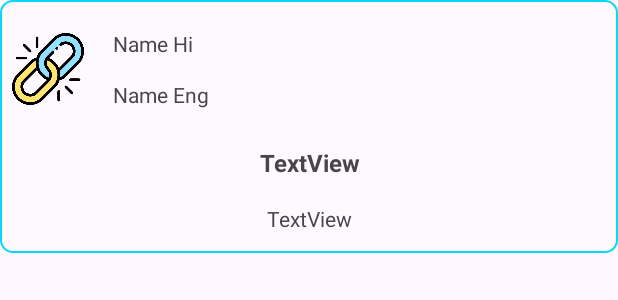
After one commit to vit-ndpm/eContacts, an Android app: the layout link_items.xml on its own in the app's theme, with its tools: preview values and no code run, on a phone screen of 412 x 824 dp. The commit adds this screen. Shown: the top 300 px of the screen. Run offline under Robolectric (Android 15) with nearby library versions, the phone set to English and light mode, and no system bars.

Commit message:
Imp Links Working Now

```diff
--- /dev/null
+++ b/app/src/main/res/layout/link_items.xml
@@ -0,0 +1,75 @@
+<?xml version="1.0" encoding="utf-8"?>
+<androidx.constraintlayout.widget.ConstraintLayout xmlns:android="http://schemas.android.com/apk/res/android"
+    xmlns:app="http://schemas.android.com/apk/res-auto"
+    xmlns:tools="http://schemas.android.com/tools"
+    android:layout_width="match_parent"
+    android:layout_height="wrap_content"
+    android:layout_marginBottom="5sp"
+    android:background="@drawable/nodal_border"
+    android:paddingBottom="10dp">
+
+    <ImageView
+        android:id="@+id/img_cat_link"
+        android:layout_width="48sp"
+        android:layout_height="48sp"
+        android:layout_marginStart="8dp"
+        android:layout_marginEnd="8dp"
+        app:layout_constraintBottom_toBottomOf="@+id/name_hi_link"
+        app:layout_constraintEnd_toStartOf="@+id/name_hi_link"
+        app:layout_constraintStart_toStartOf="parent"
+        app:layout_constraintTop_toTopOf="@+id/name_eng_link"
+        app:srcCompat="@drawable/link" />
+
+    <TextView
+        android:id="@+id/name_hi_link"
+        android:layout_width="0dp"
+        android:layout_height="wrap_content"
+        android:layout_marginStart="8dp"
+        android:layout_marginTop="8dp"
+        android:layout_marginEnd="8dp"
+        android:padding="3dp"
+        android:text="Name Eng"
+        app:layout_constraintEnd_toEndOf="parent"
+        app:layout_constraintHorizontal_bias="0.0"
+        app:layout_constraintStart_toEndOf="@+id/img_cat_link"
+        app:layout_constraintTop_toBottomOf="@+id/name_eng_link" />
+
+    <TextView
+        android:id="@+id/name_eng_link"
+        android:layout_width="0dp"
+        android:layout_height="wrap_content"
+        android:layout_marginTop="16dp"
+        android:padding="3dp"
+        android:text="Name Hi"
+        app:layout_constraintEnd_toEndOf="@+id/name_hi_link"
+        app:layout_constraintStart_toStartOf="@+id/name_hi_link"
+        app:layout_constraintTop_toTopOf="parent" />
+
+    <TextView
+        android:id="@+id/title_link"
+        android:layout_width="0dp"
+        android:layout_height="wrap_content"
+        android:layout_marginStart="8dp"
+        android:layout_marginTop="16dp"
+        android:layout_marginEnd="8dp"
+        android:padding="5dp"
+        android:text="TextView"
+        android:textAlignment="center"
+        android:textSize="16sp"
+        android:textStyle="bold"
+        app:layout_constraintEnd_toEndOf="parent"
+        app:layout_constraintStart_toStartOf="parent"
+        app:layout_constraintTop_toBottomOf="@+id/name_hi_link" />
+
+    <TextView
+        android:id="@+id/decription_link"
+        android:layout_width="0dp"
+        android:layout_height="wrap_content"
+        android:layout_marginTop="8dp"
+        android:padding="3dp"
+        android:text="TextView"
+        android:textAlignment="center"
+        app:layout_constraintEnd_toEndOf="@+id/title_link"
+        app:layout_constraintStart_toStartOf="@+id/title_link"
+        app:layout_constraintTop_toBottomOf="@+id/title_link" />
+</androidx.constraintlayout.widget.ConstraintLayout>
```
Also changed, not shown: app/src/main/java/com/degs/econtacts/Category.java (added, +48 -0 lines), app/src/main/java/com/degs/econtacts/HomeItemAdapter.java (+7 -0 lines), app/src/main/java/com/degs/econtacts/Imp_Link.java (+95 -0 lines), app/src/main/java/com/degs/econtacts/Imp_Link_Model.java (+51 -0 lines), app/src/main/java/com/degs/econtacts/Imp_Link_RC_Adapter.java (+77 -1 lines), app/src/main/res/layout/activity_imp_link.xml (+14 -0 lines).
